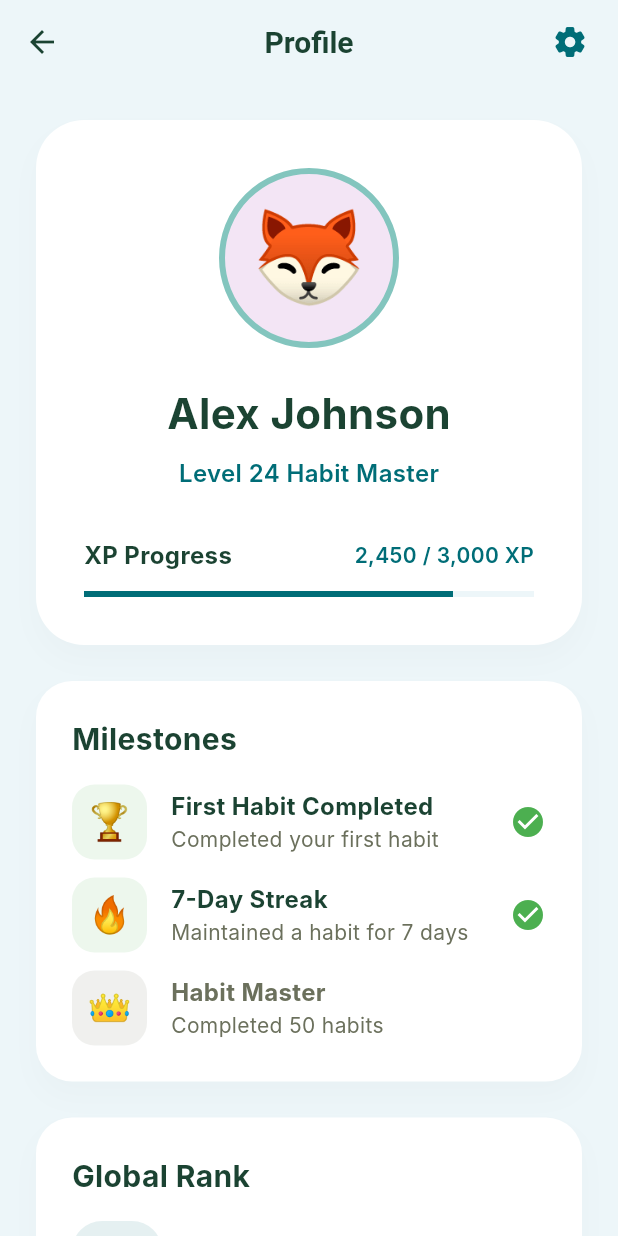
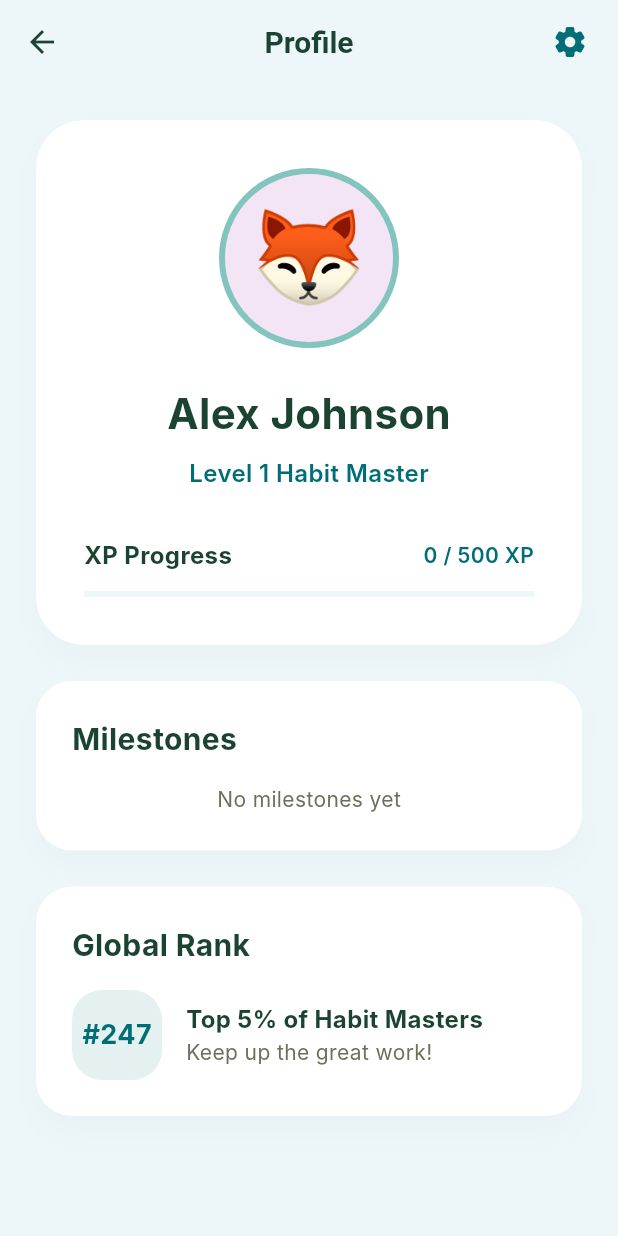
Before and after one commit to omaralaye/habitflow, a Flutter app: the ProfileScreen screen opened directly, on a phone screen of 412 x 824 dp. Run offline on Flutter 3.47's test engine with Material 3 defaults, Android fonts, the phone set to English and light mode, and no system bars; our stand-ins replace animated_notch_bottom_bar, supabase_flutter; missing offline and left inert: openai_dart; accounts and stored records are empty; Roboto replaces fonts that are missing (Inter).

Commit message:
feat: implement XP, leveling, real-time statistics, and milestones
- Implemented dynamic XP and leveling logic in DatabaseService (+50 XP per completion).
- Connected ProfileScreen to real user data from the profiles table.
- Implemented real-time StatisticsScreen driven by habit_completions data.
- Added milestone tracking and display on ProfileScreen.
- Added double-tap shortcut on HomeScreen for quick habit completion.
- Optimized database queries to batch fetch milestones and avoid N+1 issues.
- Improved ProfileScreen performance by memoizing milestone futures.

Co-authored-by: omaralaye <199628096+omaralaye@users.noreply.github.com>

```diff
--- a/lib/screens/profile_screen.dart
+++ b/lib/screens/profile_screen.dart
@@ -2,10 +2,24 @@ import 'package:flutter/material.dart';
 import 'package:supabase_flutter/supabase_flutter.dart';
 import '../utils/constants.dart';
 import '../services/theme_service.dart';
+import '../services/database_service.dart';
 import 'settings_screen.dart';
 
-class ProfileScreen extends StatelessWidget {
+class ProfileScreen extends StatefulWidget {
   const ProfileScreen({super.key});
+
+  @override
+  State<ProfileScreen> createState() => _ProfileScreenState();
+}
+
+class _ProfileScreenState extends State<ProfileScreen> {
+  late Future<List<Map<String, dynamic>>> _allMilestonesFuture;
+
+  @override
+  void initState() {
+    super.initState();
+    _allMilestonesFuture = DatabaseService().getAllMilestones();
+  }
 
   @override
   Widget build(BuildContext context) {
@@ -47,18 +61,15 @@ class ProfileScreen extends StatelessWidget {
   Widget _buildProfileCard(BuildContext context) {
     final theme = Theme.of(context);
     final isDark = ThemeService().isDarkMode;
-    final user = Supabase.instance.client.auth.currentUser;
 
-    return StreamBuilder<Map<String, dynamic>?>(
-      stream: Supabase.instance.client
-          .from('profiles')
-          .stream(primaryKey: ['id'])
-          .eq('id', user?.id ?? '')
-          .map((data) => data.isNotEmpty ? data.first : null),
+    return StreamBuilder<Map<String, dynamic>>(
+      stream: DatabaseService().profileStream,
       builder: (context, snapshot) {
         final profile = snapshot.data;
         final String name = profile?['name'] ?? 'Alex Johnson';
         final String emoji = profile?['emoji'] ?? '🦊';
+        final int level = profile?['level'] ?? 1;
+        final int xp = profile?['xp'] ?? 0;
 
         return Container(
       padding: const EdgeInsets.all(32),
@@ -100,16 +111,16 @@ class ProfileScreen extends StatelessWidget {
             ),
           ),
           const SizedBox(height: 8),
-          const Text(
-            'Level 24 Habit Master',
-            style: TextStyle(
+          Text(
+            'Level $level Habit Master',
+            style: const TextStyle(
               fontSize: 16,
               fontWeight: FontWeight.w600,
               color: AppColors.primary,
             ),
           ),
           const SizedBox(height: 32),
-          _buildXPProgress(context),
+          _buildXPProgress(context, xp, level),
         ],
       ),
     );
@@ -117,7 +128,10 @@ class ProfileScreen extends StatelessWidget {
     );
   }
 
-  Widget _buildXPProgress(BuildContext context) {
+  Widget _buildXPProgress(BuildContext context, int xp, int level) {
+    final nextLevelXp = level * 500;
+    final progress = xp / nextLevelXp;
+
     return Column(
       children: [
         Row(
@@ -132,8 +146,8 @@ class ProfileScreen extends StatelessWidget {
               ),
             ),
             Text(
-              '2,450 / 3,000 XP',
-              style: TextStyle(
+              '$xp / $nextLevelXp XP',
+              style: const TextStyle(
                 fontSize: 14,
                 color: AppColors.primary,
                 fontWeight: FontWeight.w600,
@@ -143,7 +157,7 @@ class ProfileScreen extends StatelessWidget {
         ),
         const SizedBox(height: 12),
         LinearProgressIndicator(
-          value: 0.82,
+          value: progress,
           backgroundColor: AppColors.primaryLighter,
           valueColor: const AlwaysStoppedAnimation<Color>(AppColors.primary),
         ),
@@ -179,28 +193,40 @@ class ProfileScreen extends StatelessWidget {
             ),
           ),
           const SizedBox(height: 16),
-          _buildMilestoneItem(
-            context,
-            'First Habit Completed',
-            'Completed your first habit',
-            '🏆',
-            true,
-          ),
-          const SizedBox(height: 12),
-          _buildMilestoneItem(
-            context,
-            '7-Day Streak',
-            'Maintained a habit for 7 days',
-            '🔥',
-            true,
-          ),
-          const SizedBox(height: 12),
-          _buildMilestoneItem(
-            context,
-            'Habit Master',
-            'Completed 50 habits',
-            '👑',
-            false,
+          FutureBuilder<List<Map<String, dynamic>>>(
+            future: _allMilestonesFuture,
+            builder: (context, allSnapshot) {
+              return StreamBuilder<List<Map<String, dynamic>>>(
+                stream: DatabaseService().userMilestonesStream,
+                builder: (context, unlockedSnapshot) {
+                  final allMilestones = allSnapshot.data ?? [];
+                  final unlockedMilestones = unlockedSnapshot.data ?? [];
+                  final unlockedIds = unlockedMilestones.map((m) => m['id']).toSet();
+
+                  if (allMilestones.isEmpty) {
+                    return const Center(child: Text('No milestones yet'));
+                  }
+
+                  return ListView.separated(
+                    shrinkWrap: true,
+                    physics: const NeverScrollableScrollPhysics(),
+                    itemCount: allMilestones.length,
+                    separatorBuilder: (_, __) => const SizedBox(height: 12),
+                    itemBuilder: (context, index) {
+                      final milestone = allMilestones[index];
+                      final isUnlocked = unlockedIds.contains(milestone['id']);
+                      return _buildMilestoneItem(
+                        context,
+                        milestone['title'] ?? '',
+                        milestone['description'] ?? '',
+                        milestone['emoji'] ?? '⭐',
+                        isUnlocked,
+                      );
+                    },
+                  );
+                },
+              );
+            },
           ),
         ],
       ),
```
Also changed, not shown: lib/screens/home_screen.dart (+13 -0 lines), lib/screens/statistics_screen.dart (+35 -14 lines), lib/services/database_service.dart (+135 -0 lines).
